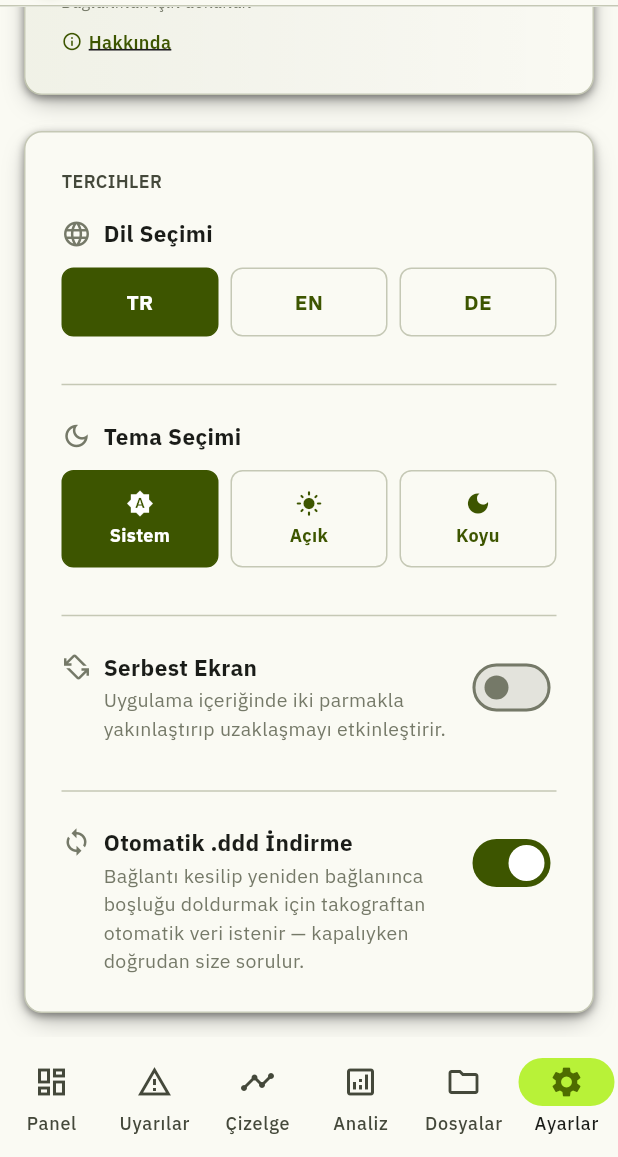
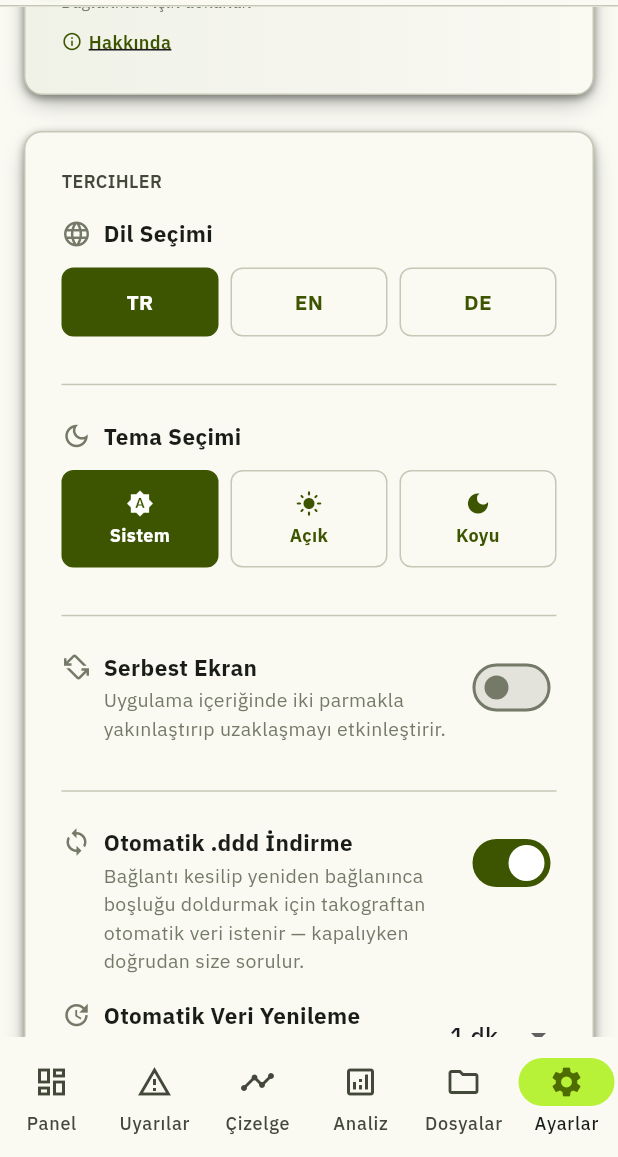
Before and after one commit to benilyalcin/SmartTrack, a Flutter app: the MainLayout screen opened directly with empty values, item 6 of the bottom bar chosen, scrolled down 298 dp, on a phone screen of 412 x 824 dp, the part 79-1236 px from its top. Run offline on Flutter 3.47's test engine with Material 3 defaults, Android fonts, the phone set to English and light mode, and no system bars; our stand-ins replace flutter_blue_plus, flutter_local_notifications, flutter_map, geolocator, go_router, google_fonts and 7 more; missing offline and left inert: extension_google_sign_in_as_googleapis_auth, file_saver, flutter_classic_bluetooth, googleapis; accounts and stored records are empty.

Commit message:
Poll the vehicle unit less often and add a refresh button
Over the BLE app service the live data was polled far more than it
needed: a 2 s speed-and-odometer cycle (StartComm, two reads, StopComm)
on top of a full ~60 read cycle every 20 s with three extra speed reads
inside it - some 330 messages a minute.

- A vehicle unit connection drops the 2 s cycle and the mid-cycle speed
  reads; the full refresh runs every Settings > Automatic Data Refresh
  interval (off / 30 s / 1 min / 5 min, default 1 min, persisted as
  liveRefreshSeconds).
- A refresh button in the top bar, shown while connected, reads
  everything at once and restarts the interval.
- The K-line dongle path keeps its 20 s / 2 s timers.

Co-Authored-By: Claude Opus 5.5 <noreply@anthropic.com>

```diff
--- a/lib/core/localization/localization.dart
+++ b/lib/core/localization/localization.dart
@@ -325,6 +325,38 @@ class AppLocalizations {
           'On reconnect, automatically requests data from the tachograph to fill the gap — when off, you\'re asked directly instead.',
       'DE':
           'Beim erneuten Verbinden werden automatisch Daten vom Fahrtenschreiber angefordert, um die Lücke zu schließen — bei Deaktivierung werden Sie stattdessen direkt gefragt.',
+    },
+    'settings.liveRefresh': {
+      'TR': 'Otomatik Veri Yenileme',
+      'EN': 'Automatic Data Refresh',
+      'DE': 'Automatische Datenaktualisierung',
+    },
+    'settings.liveRefreshDesc': {
+      'TR':
+          'Bağlıyken takograf verilerinin ne sıklıkla okunacağı. Kapalıyken veriler yalnızca üst bardaki yenile düğmesiyle güncellenir; çizelge de yalnızca o anlarda kayıt alır.',
+      'EN':
+          'How often tachograph data is read while connected. When off, data is updated only with the refresh button in the top bar, and the timeline records only at those moments.',
+      'DE':
+          'Wie oft die Fahrtenschreiberdaten bei bestehender Verbindung gelesen werden. Wenn deaktiviert, werden die Daten nur über die Schaltfläche in der oberen Leiste aktualisiert, und die Zeitleiste zeichnet nur dann auf.',
+    },
+    'settings.liveRefreshOff': {'TR': 'Kapalı', 'EN': 'Off', 'DE': 'Aus'},
+    'settings.liveRefreshSeconds': {'TR': 'sn', 'EN': 's', 'DE': 's'},
+    'settings.liveRefreshMinutes': {'TR': 'dk', 'EN': 'min', 'DE': 'Min'},
+    'live.refresh': {
+      'TR': 'Verileri yenile',
+      'EN': 'Refresh data',
+      'DE': 'Daten aktualisieren',
+    },
+    'live.refreshed': {
+      'TR': 'Takograf verileri güncellendi',
+      'EN': 'Tachograph data updated',
+      'DE': 'Fahrtenschreiberdaten aktualisiert',
+    },
+    'live.refreshFailed': {
+      'TR': 'Takograf yanıt vermedi, veriler güncellenemedi',
+      'EN': 'The tachograph did not answer; data was not updated',
+      'DE':
+          'Der Fahrtenschreiber hat nicht geantwortet; Daten nicht aktualisiert',
     },
     'settings.backupTitle': {
       'TR': 'Google Drive Yedekleme',
--- a/lib/core/providers/app_state.dart
+++ b/lib/core/providers/app_state.dart
@@ -58,6 +58,7 @@ class AppState extends ChangeNotifier {
   bool _freeScreenMode = false;
 
   bool _autoFetchDddOnReconnect = true;
+  int _liveRefreshSeconds = 60;
   AppRole _activeRole = AppRole.driver;
 
   String _vehiclePlate = '';
@@ -179,6 +180,10 @@ class AppState extends ChangeNotifier {
     if (prefs.containsKey('autoFetchDddOnReconnect')) {
       _autoFetchDddOnReconnect =
           prefs.getBool('autoFetchDddOnReconnect') ?? true;
+    }
+    final storedRefresh = prefs.getInt('liveRefreshSeconds');
+    if (storedRefresh != null && liveRefreshChoices.contains(storedRefresh)) {
+      _liveRefreshSeconds = storedRefresh;
     }
 
     SystemChrome.setPreferredOrientations(DeviceOrientation.values);
@@ -519,6 +524,24 @@ class AppState extends ChangeNotifier {
     });
   }
 
+  /// The choices for how often a connected vehicle unit is read on its own,
+  /// in seconds; 0 is never - the refresh button only.
+  static const List<int> liveRefreshChoices = [0, 30, 60, 300];
+
+  /// How often a connected vehicle unit is read on its own, or null for
+  /// never. Each read is a full cycle of some sixty requests.
+  Duration? get liveRefreshInterval =>
+      _liveRefreshSeconds > 0 ? Duration(seconds: _liveRefreshSeconds) : null;
+  int get liveRefreshSeconds => _liveRefreshSeconds;
+  void setLiveRefreshSeconds(int seconds) {
+    if (_liveRefreshSeconds == seconds) return;
+    _liveRefreshSeconds = seconds;
+    notifyListeners();
+    SharedPreferences.getInstance().then((prefs) {
+      prefs.setInt('liveRefreshSeconds', seconds);
+    });
+  }
+
   bool get autoFetchDddOnReconnect => _autoFetchDddOnReconnect;
   void setAutoFetchDddOnReconnect(bool enabled) {
     if (_autoFetchDddOnReconnect == enabled) return;
--- a/lib/features/settings/settings_page.dart
+++ b/lib/features/settings/settings_page.dart
@@ -16,6 +16,12 @@ class SettingsPage extends StatefulWidget {
 }
 
 class _SettingsPageState extends State<SettingsPage> {
+  String _liveRefreshLabel(int seconds) {
+    if (seconds == 0) return _t('settings.liveRefreshOff');
+    if (seconds < 60) return '$seconds ${_t('settings.liveRefreshSeconds')}';
+    return '${seconds ~/ 60} ${_t('settings.liveRefreshMinutes')}';
+  }
+
   String _t(String key) {
     return AppLocalizations.getText(
       AppStateProvider.of(context).selectedLanguage,
@@ -635,6 +641,60 @@ class _SettingsPageState extends State<SettingsPage> {
               ),
             ],
           ),
+
+          const SizedBox(height: 16),
+
+          Row(
+            crossAxisAlignment: CrossAxisAlignment.start,
+            children: [
+              Icon(
+                Icons.update,
+                color: Theme.of(context).colorScheme.outline,
+                size: 20,
+              ),
+              const SizedBox(width: 8),
+              Expanded(
+                child: Column(
+                  crossAxisAlignment: CrossAxisAlignment.start,
+                  children: [
+                    Text(
+                      _t('settings.liveRefresh'),
+                      style: TextStyle(
+                        fontSize: 15,
+                        fontWeight: FontWeight.bold,
+                        color: Theme.of(context).colorScheme.onSurface,
+                      ),
+                    ),
+                    const SizedBox(height: 2),
+                    Text(
+                      _t('settings.liveRefreshDesc'),
+                      style: TextStyle(
+                        fontSize: 13,
+                        color: Theme.of(context).colorScheme.outline,
+                      ),
+                    ),
+                  ],
+                ),
+              ),
+              const SizedBox(width: 8),
+              DropdownButton<int>(
+                value: appState.liveRefreshSeconds,
+                underline: const SizedBox.shrink(),
+                items: [
+                  for (final seconds in AppState.liveRefreshChoices)
+                    DropdownMenuItem(
+                      value: seconds,
+                      child: Text(_liveRefreshLabel(seconds)),
+                    ),
+                ],
+                onChanged: (seconds) {
+                  if (seconds == null) return;
+                  appState.setLiveRefreshSeconds(seconds);
+                  AppBluetoothService.instance.restartLiveRefresh(appState);
+                },
+              ),
+            ],
+          ),
         ],
       ),
     );
```
Also changed, not shown: lib/core/services/bluetooth_service.dart (+68 -7 lines), lib/core/widgets/main_layout.dart (+45 -0 lines).
